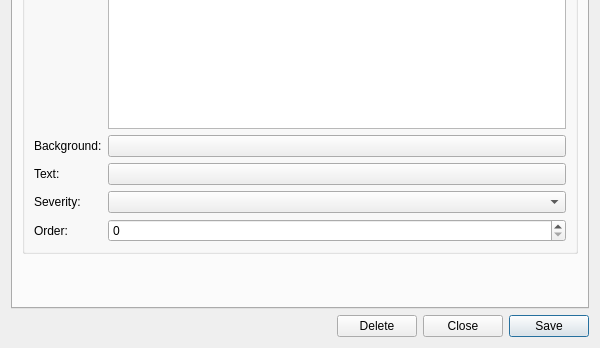
OreStudio/OreStudio, file projects/ores.qt/dq/ui/BadgeDefinitionDetailDialog.ui: the form before one commit; both pictures show x 0 to 600 and y 152 to 500 of the 600 by 500 pixel window.
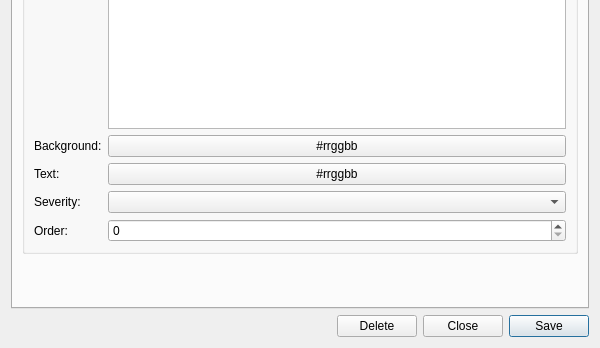
The form after the commit. Custom widgets are drawn as their Qt base class.

What changed in the file:
```diff
--- a/projects/ores.qt/dq/ui/BadgeDefinitionDetailDialog.ui
+++ b/projects/ores.qt/dq/ui/BadgeDefinitionDetailDialog.ui
@@ -105,7 +105,7 @@
           <item row="3" column="1">
            <widget class="QPushButton" name="backgroundColourButton">
             <property name="text">
-             <string></string>
+             <string>#rrggbb</string>
             </property>
            </widget>
           </item>
@@ -119,7 +119,7 @@
           <item row="4" column="1">
            <widget class="QPushButton" name="textColourButton">
             <property name="text">
-             <string></string>
+             <string>#rrggbb</string>
             </property>
            </widget>
           </item>
```
